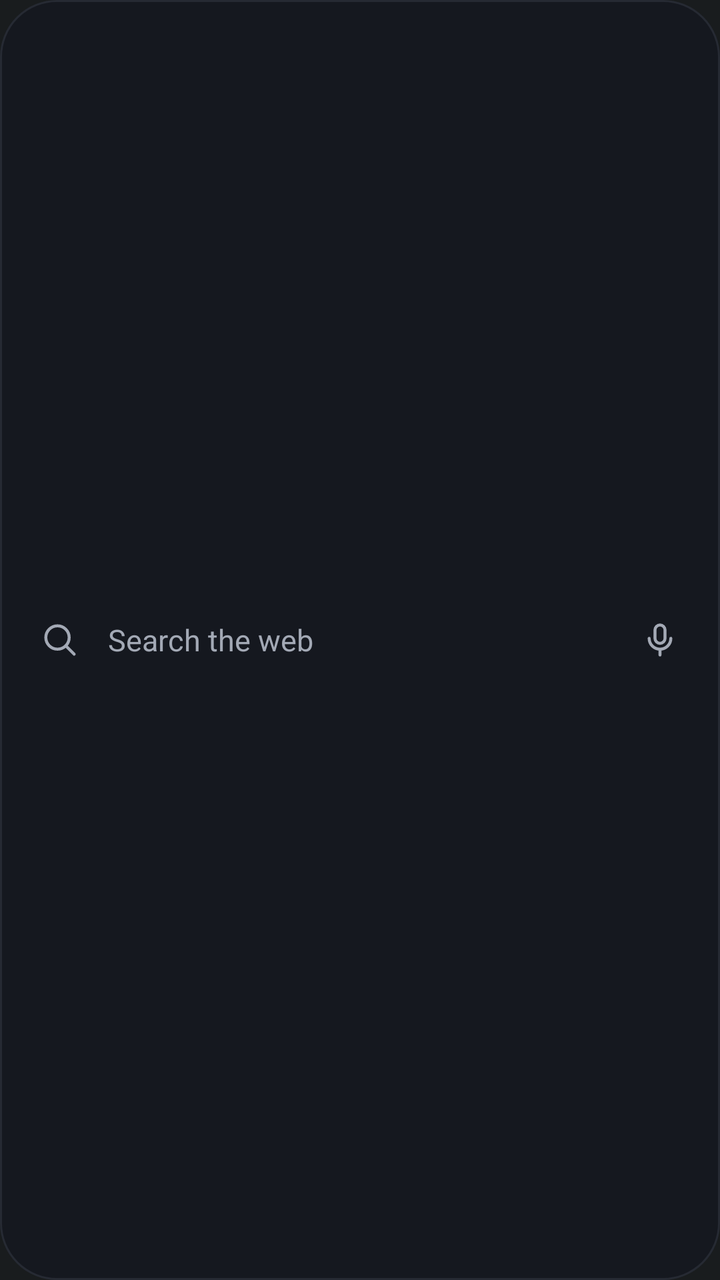
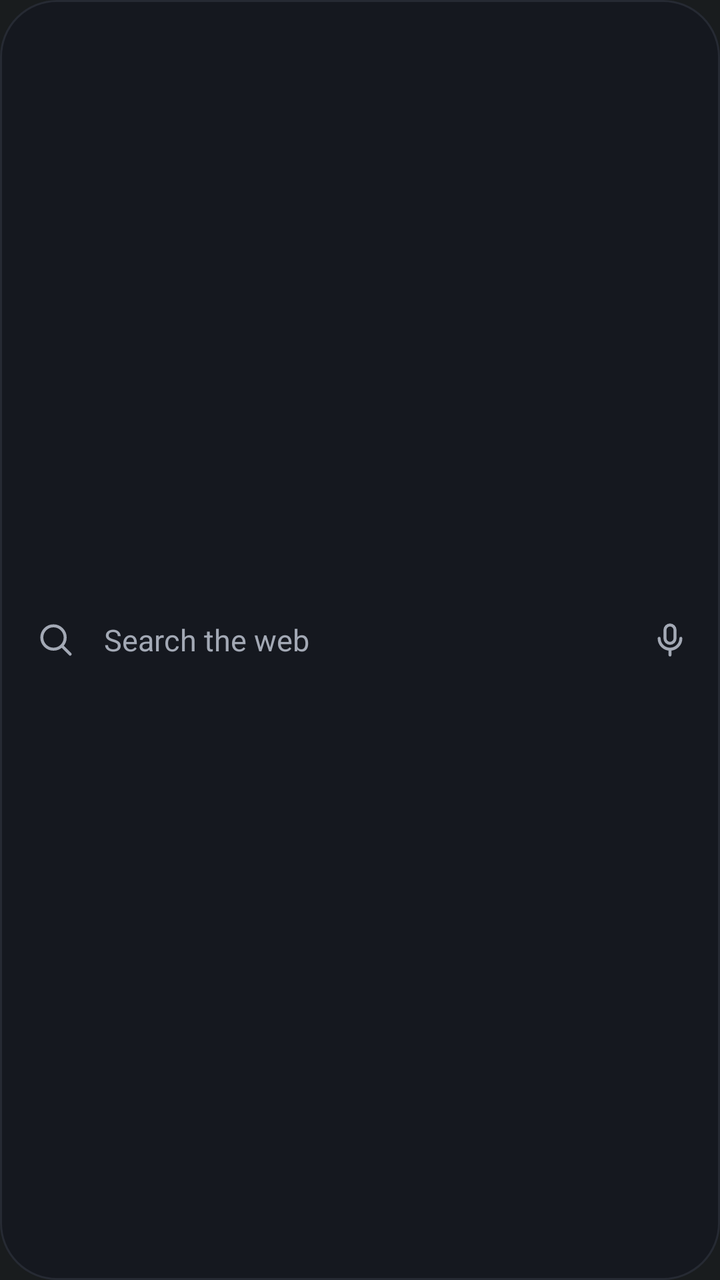

The first picture is an Android layout as it rendered before a commit; the second is the same layout after the commit. The layout source and the unified diff follow.
<!-- AndroidManifest.xml: application theme android:Theme.DeviceDefault.NoActionBar -->
<!-- res/layout/search_preview.xml -->
<?xml version="1.0" encoding="utf-8"?>
<LinearLayout xmlns:android="http://schemas.android.com/apk/res/android"
    android:layout_width="match_parent"
    android:layout_height="56dp"
    android:layout_gravity="center_vertical"
    android:background="@drawable/preview_card"
    android:gravity="center_vertical"
    android:orientation="horizontal"
    android:paddingHorizontal="20dp">

    <ImageView
        android:layout_width="20dp"
        android:layout_height="20dp"
        android:src="@drawable/ic_search"
        android:tint="#A3A9B5" />

    <TextView
        android:layout_width="0dp"
        android:layout_height="wrap_content"
        android:layout_marginStart="14dp"
        android:layout_weight="1"
        android:text="Search the web"
        android:textColor="#A3A9B5"
        android:textSize="15sp" />

    <ImageView
        android:layout_width="20dp"
        android:layout_height="20dp"
        android:src="@drawable/ic_mic"
        android:tint="#A3A9B5" />
</LinearLayout>
<!-- resources referenced by this layout -->
<resources>
  <!-- drawable ic_mic (drawable) -->
  <vector xmlns:android="http://schemas.android.com/apk/res/android"
      android:width="20dp" android:height="20dp" android:viewportWidth="24" android:viewportHeight="24">
      <path android:pathData="M12,3a3,3 0,0 1,3 3v5a3,3 0,0 1,-6 0v-5a3,3 0,0 1,3 -3zM5.5,11a6.5,6.5 0,0 0,13 0M12,17.5v3.5"
          android:strokeColor="#FFFFFFFF" android:strokeWidth="1.8"
          android:strokeLineCap="round" android:strokeLineJoin="round" />
  </vector>
  <!-- drawable ic_search (drawable) -->
  <vector xmlns:android="http://schemas.android.com/apk/res/android"
      android:width="20dp" android:height="20dp" android:viewportWidth="24" android:viewportHeight="24">
      <path android:pathData="M10.5,3.5a7,7 0,1 1,0 14a7,7 0,1 1,0 -14zM15.5,15.5L20.5,20.5"
          android:strokeColor="#FFFFFFFF" android:strokeWidth="1.8"
          android:strokeLineCap="round" android:strokeLineJoin="round" />
  </vector>
  <!-- drawable preview_card (drawable) -->
  <?xml version="1.0" encoding="utf-8"?>
  <shape xmlns:android="http://schemas.android.com/apk/res/android" android:shape="rectangle">
      <solid android:color="#FF15181F" />
      <stroke android:width="1dp" android:color="#FF262A33" />
      <corners android:radius="28dp" />
  </shape>
</resources>

<!-- the commit's change to res/layout/search_preview.xml (unified diff, before → after) -->
@@ -1,12 +1,13 @@
 <?xml version="1.0" encoding="utf-8"?>
 <LinearLayout xmlns:android="http://schemas.android.com/apk/res/android"
     android:layout_width="match_parent"
-    android:layout_height="56dp"
+    android:layout_height="50dp"
     android:layout_gravity="center_vertical"
     android:background="@drawable/preview_card"
     android:gravity="center_vertical"
     android:orientation="horizontal"
-    android:paddingHorizontal="20dp">
+    android:paddingStart="18dp"
+    android:paddingEnd="15dp">
 
     <ImageView
         android:layout_width="20dp"
